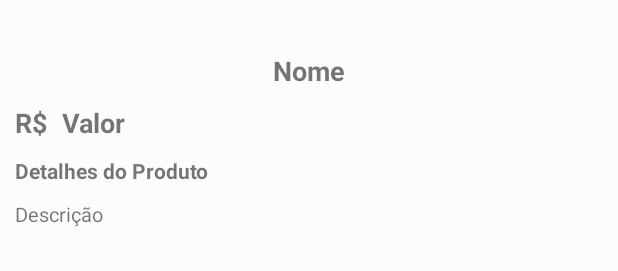
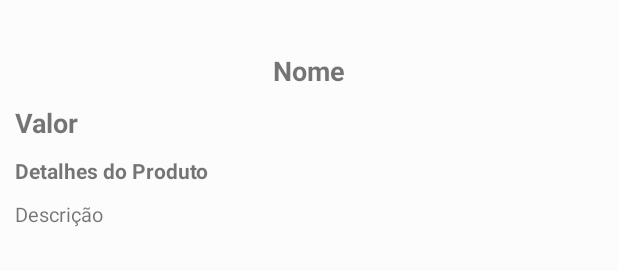
Before and after one commit to Maxwellfreire/Integrador-cliente-app, an Android app: the layout activity_produto.xml on its own in the app's theme, with its tools: preview values and no code run, on a phone screen of 412 x 824 dp. Shown: the part 309-580 px from the top of the screen. Run offline under Robolectric (Android 15) with nearby library versions, the phone set to English and light mode, and no system bars.

Commit message:
Correções de bugs !

```diff
--- a/app/src/main/java/com/integrador/cliente/Activitys/Produto_Activity.java
+++ b/app/src/main/java/com/integrador/cliente/Activitys/Produto_Activity.java
@@ -32,7 +32,8 @@ public class Produto_Activity extends AppCompatActivity {
         // Recieve data
         Intent intent = getIntent();
         String nomeproduto = intent.getExtras().getString("nomeproduto");
-        int precoproduto = intent.getIntExtra("precoproduto", 0);
+        String precoproduto = intent.getExtras().getString("precoproduto");
+//        int precoproduto = intent.getIntExtra("precoproduto", 0);
         String descproduto = intent.getExtras().getString("descproduto");
 
 
@@ -41,7 +42,7 @@ public class Produto_Activity extends AppCompatActivity {
         // Setting values
 
         setnomeProduto.setText(nomeproduto);
-        setprecoProduto.setText(String.valueOf(precoproduto));
+        setprecoProduto.setText(precoproduto);
         setdescProduto.setText(descproduto);
         Bundle bundle = getIntent().getExtras();
         if (bundle != null) {
--- a/app/src/main/java/com/integrador/cliente/MainActivity.java
+++ b/app/src/main/java/com/integrador/cliente/MainActivity.java
@@ -62,6 +62,7 @@ public class MainActivity extends AppCompatActivity {
 
     }
 
+
     protected void onResume() {
         super.onResume();
         Atualizar();
@@ -109,6 +110,7 @@ public class MainActivity extends AppCompatActivity {
 
     }
 
+
     private void statusdeconectividade() {
 
         boolean wifiConnected;
--- a/app/src/main/java/com/integrador/cliente/adapters/RecyclerViewAdapter.java
+++ b/app/src/main/java/com/integrador/cliente/adapters/RecyclerViewAdapter.java
@@ -52,7 +52,7 @@ public class RecyclerViewAdapter extends RecyclerView.Adapter<RecyclerViewAdapte
 
         //Primeiros requisitos que vão carregar ao abrir o aplicativo
         holder.nomeProduto.setText(mData.get(position).getNameProduto());
-        holder.precoProduto.setText(Integer.toString(mData.get(position).getPreco()));
+        holder.precoProduto.setText(mData.get(position).getPreco());
         holder.imagemProduto.setImageBitmap(decoded);
         //........................
 
--- a/app/src/main/res/layout/activity_produto.xml
+++ b/app/src/main/res/layout/activity_produto.xml
@@ -22,9 +22,9 @@
             <androidx.cardview.widget.CardView
                 android:layout_width="wrap_content"
                 android:layout_height="200dp"
-                app:cardCornerRadius="8dp"
                 android:layout_margin="5dp"
-                android:elevation="10dp">
+                android:elevation="10dp"
+                app:cardCornerRadius="8dp">
 
                 <ImageView
                     android:id="@+id/setimagemProduto"
@@ -33,7 +33,6 @@
                     android:background="#2d2d2d"
                     android:scaleType="centerCrop" />
             </androidx.cardview.widget.CardView>
-
 
 
             <TextView
@@ -55,21 +54,13 @@
                     android:layout_height="wrap_content"
                     android:orientation="horizontal">
 
-                    <TextView
-                        android:layout_width="wrap_content"
-                        android:layout_height="wrap_content"
-                        android:layout_marginTop="10dp"
-                        android:layout_marginRight="10dp"
-                        android:text="R$"
-                        android:textSize="18sp"
-                        android:textStyle="bold" />
 
                     <TextView
-                        android:text="Valor"
                         android:id="@+id/setprecoProduto"
                         android:layout_width="wrap_content"
                         android:layout_height="wrap_content"
                         android:layout_marginTop="10dp"
+                        android:text="Valor"
                         android:textSize="18sp"
                         android:textStyle="bold" />
 
@@ -85,26 +76,26 @@
                     android:textStyle="bold" />
 
                 <TextView
-                    android:text="Descrição"
                     android:id="@+id/setdescProduto"
                     android:layout_width="wrap_content"
                     android:layout_height="wrap_content"
                     android:layout_marginTop="10dp"
+                    android:text="Descrição"
                     android:textSize="13sp" />
             </LinearLayout>
 
             <Button
+                android:layout_width="match_parent"
+                android:layout_height="60dp"
+                android:layout_marginTop="30dp"
+                android:background="@drawable/custom_btn"
                 android:clickable="true"
                 android:focusable="true"
                 android:foreground="?attr/selectableItemBackground"
-                android:layout_marginTop="30dp"
+                android:text="Comprar"
+                android:textAllCaps="false"
                 android:textColor="#ffff"
-                android:background="@drawable/custom_btn"
-                android:textAllCaps="false"
-                android:textSize="20sp"
-                android:text="Comprar"
-                android:layout_width="match_parent"
-                android:layout_height="60dp">
+                android:textSize="20sp">
 
             </Button>
 
@@ -112,9 +103,6 @@
         </LinearLayout>
 
 
-
-
-
     </androidx.core.widget.NestedScrollView>
 
 
--- a/build.gradle
+++ b/build.gradle
@@ -7,7 +7,7 @@ buildscript {
 
     }
     dependencies {
-        classpath 'com.android.tools.build:gradle:3.5.1'
+        classpath 'com.android.tools.build:gradle:3.5.2'
 
         // NOTE: Do not place your application dependencies here; they belong
         // in the individual module build.gradle files
```
Also changed, not shown: app/src/main/java/com/integrador/cliente/model/Produto.java (+5 -5 lines), app/src/main/res/layout/cardveiw_item_produto.xml (+1 -11 lines).
